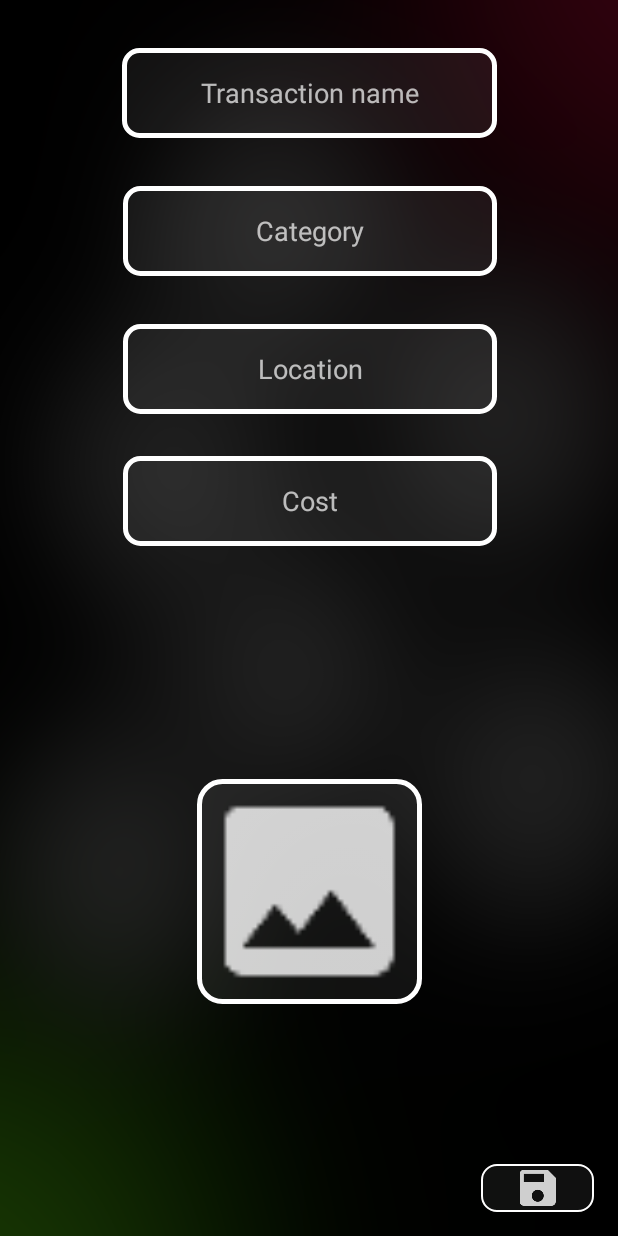
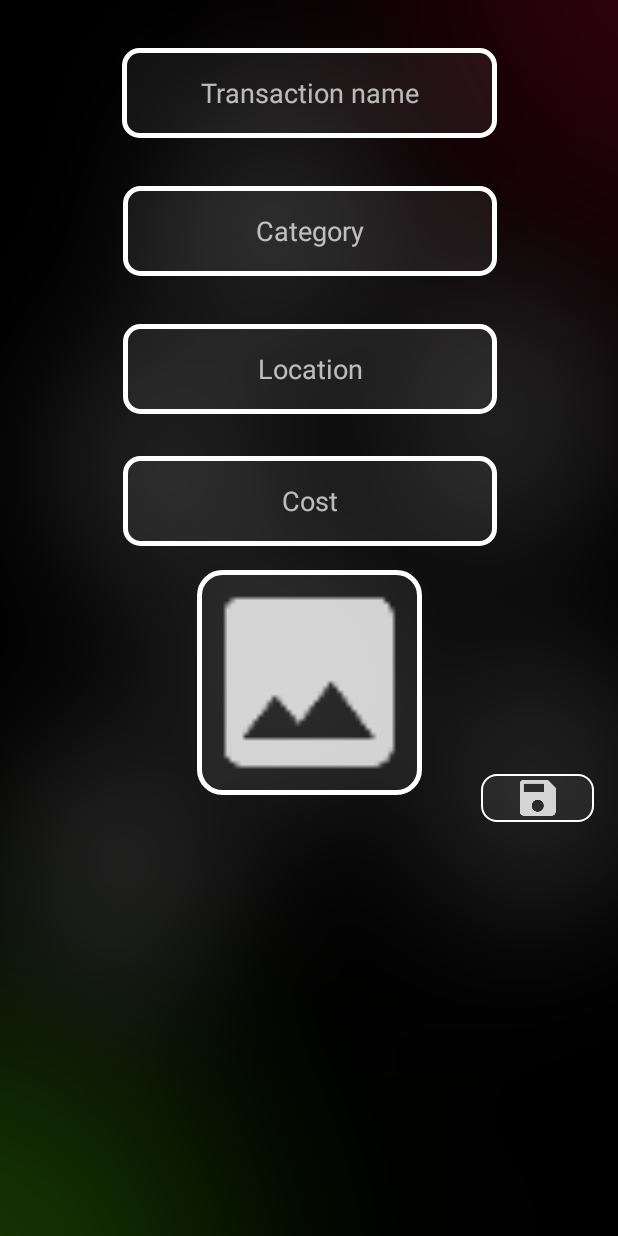
Before and after one commit to tstites14/Personal-Expenditures, an Android app: the AddReceiptFragment screen opened directly, with no data from a screen before it, on a phone screen of 412 x 824 dp. Run offline under Robolectric (Android 15) with nearby library versions, the phone set to English and light mode, and no system bars.

Commit message:
Slightly modify fragment_add.xml to no longer resize itself poorly on virtual keyboard opening

```diff
--- a/app/src/main/res/layout/fragment_add.xml
+++ b/app/src/main/res/layout/fragment_add.xml
@@ -1,6 +1,5 @@
 <?xml version="1.0" encoding="utf-8"?>
 <android.support.constraint.ConstraintLayout xmlns:app="http://schemas.android.com/apk/res-auto"
-    xmlns:tools="http://schemas.android.com/tools"
     android:id="@+id/addFragment"
     xmlns:android="http://schemas.android.com/apk/res/android"
     android:layout_width="match_parent"
@@ -79,14 +78,12 @@
         android:id="@+id/add_receipt_image"
         android:layout_width="wrap_content"
         android:layout_height="wrap_content"
-        android:layout_marginBottom="8dp"
         android:layout_marginEnd="8dp"
         android:layout_marginStart="8dp"
-        android:layout_marginTop="8dp"
+        android:layout_marginTop="16dp"
         android:background="@drawable/receipt_image_back"
         android:contentDescription="@string/img_RVThumb"
         android:src="@drawable/null_image"
-        app:layout_constraintBottom_toBottomOf="parent"
         app:layout_constraintEnd_toEndOf="parent"
         app:layout_constraintStart_toStartOf="parent"
         app:layout_constraintTop_toBottomOf="@+id/edt_cost" />
@@ -95,11 +92,11 @@
         android:id="@+id/btn_saveReceipt"
         android:layout_width="wrap_content"
         android:layout_height="wrap_content"
-        android:layout_marginBottom="16dp"
         android:layout_marginEnd="16dp"
+        android:layout_marginTop="152dp"
         android:background="@drawable/button"
+        android:contentDescription="@string/img_saveButton"
         android:src="@drawable/save_receipt"
-        android:contentDescription="@string/img_saveButton"
-        app:layout_constraintBottom_toBottomOf="parent"
-        app:layout_constraintEnd_toEndOf="parent" />
+        app:layout_constraintEnd_toEndOf="parent"
+        app:layout_constraintTop_toBottomOf="@+id/edt_cost" />
 </android.support.constraint.ConstraintLayout>
```
